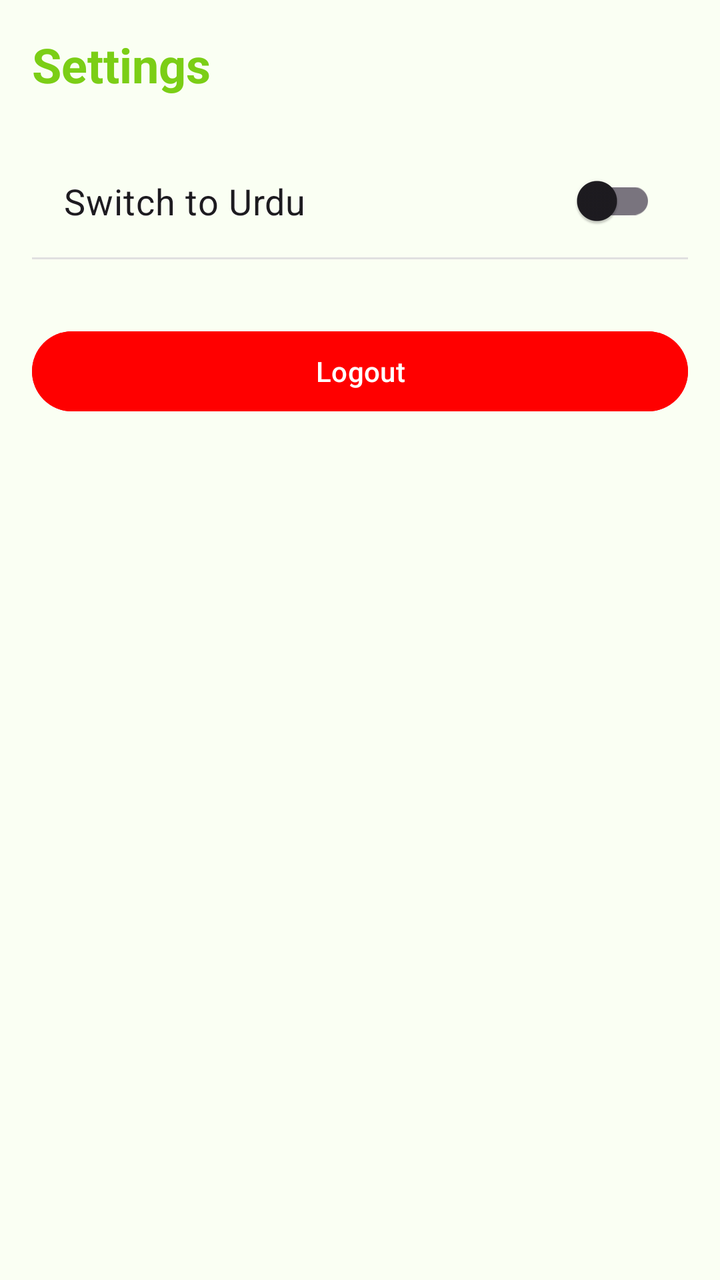
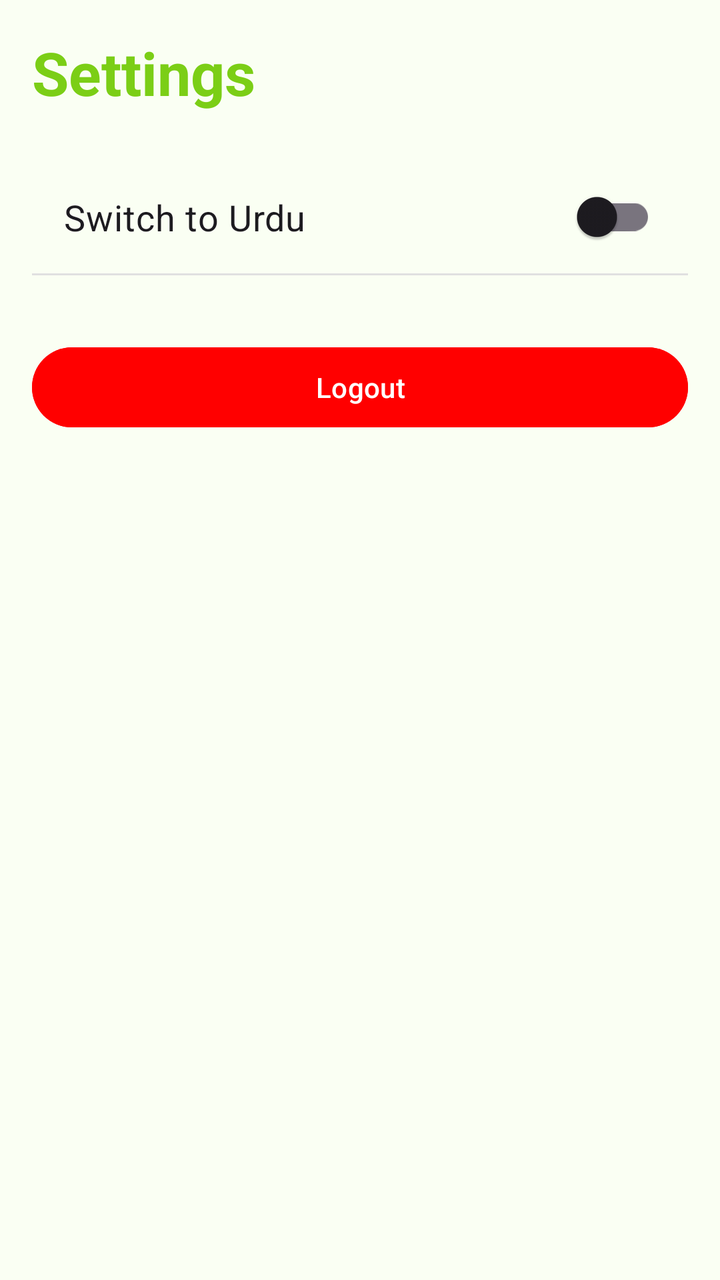

An Android layout rendered at two revisions. The XML below is the earlier revision; the diff shows what the commit changed to produce the second picture.
<!-- AndroidManifest.xml: application theme Theme.RozgarConnector -->
<!-- res/layout/activity_settings.xml -->
<?xml version="1.0" encoding="utf-8"?>
<LinearLayout xmlns:android="http://schemas.android.com/apk/res/android"
    xmlns:app="http://schemas.android.com/apk/res-auto"
    xmlns:tools="http://schemas.android.com/tools"
    android:layout_width="match_parent"
    android:layout_height="match_parent"
    android:orientation="vertical"
    android:background="@color/white"
    android:padding="16dp"
    tools:context=".ui.settings.SettingsActivity">

    <TextView
        android:layout_width="wrap_content"
        android:layout_height="wrap_content"
        android:text="Settings"
        android:textSize="24sp"
        android:textStyle="bold"
        android:textColor="@color/primary_green"
        android:layout_marginBottom="24dp"/>

    <com.google.android.material.switchmaterial.SwitchMaterial
        android:id="@+id/switchLanguage"
        android:layout_width="match_parent"
        android:layout_height="wrap_content"
        android:text="Switch to Urdu"
        android:textSize="18sp"
        android:padding="16dp"/>

    <View
        android:layout_width="match_parent"
        android:layout_height="1dp"
        android:background="#E0E0E0"/>

    <Button
        android:id="@+id/btnLogout"
        android:layout_width="match_parent"
        android:layout_height="wrap_content"
        android:layout_marginTop="32dp"
        android:backgroundTint="@color/red"
        android:text="Logout"
        android:textColor="@android:color/white"/>

</LinearLayout>
<!-- resources referenced by this layout -->
<resources>
  <color name="primary_green">#7BCE16</color>
  <color name="red">#FF0000</color>
  <color name="white">#FAFFF3</color>
  <style name="Theme.RozgarConnector" parent="Base.Theme.RozgarConnector" />
  <style name="Base.Theme.RozgarConnector" parent="Theme.Material3.DayNight.NoActionBar">
          
          <item name="colorPrimary">@color/primary_green</item>
      </style>
</resources>

<!-- the commit's change to res/layout/activity_settings.xml (unified diff, before → after) -->
@@ -13,7 +13,7 @@
         android:layout_width="wrap_content"
         android:layout_height="wrap_content"
         android:text="Settings"
-        android:textSize="24sp"
+        android:textSize="30sp"
         android:textStyle="bold"
         android:textColor="@color/primary_green"
         android:layout_marginBottom="24dp"/>
